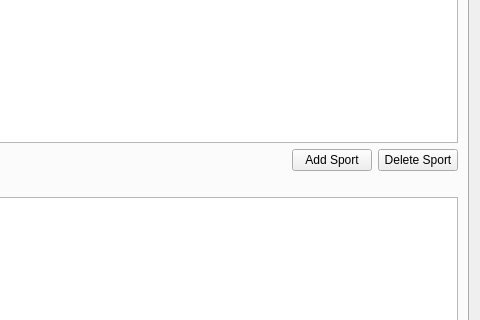
Qt form maintabwindow.ui (application-developer-DA/db-course) before a commit; both pictures show x 320 to 800 and y 138 to 458 of the 800 by 600 pixel window.
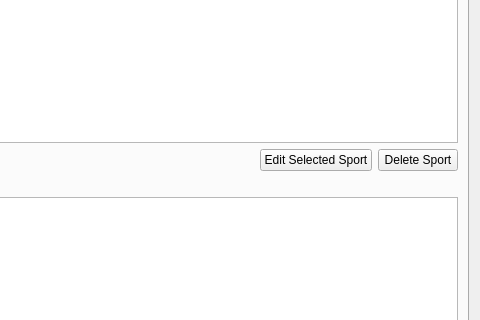
The same form after that commit.

```diff
--- a/maintabwindow.ui
+++ b/maintabwindow.ui
@@ -66,7 +66,7 @@
          <item>
           <widget class="QPushButton" name="addSportBtn">
            <property name="text">
-            <string>Add Sport</string>
+            <string>Edit Selected Sport</string>
            </property>
           </widget>
          </item>
```
